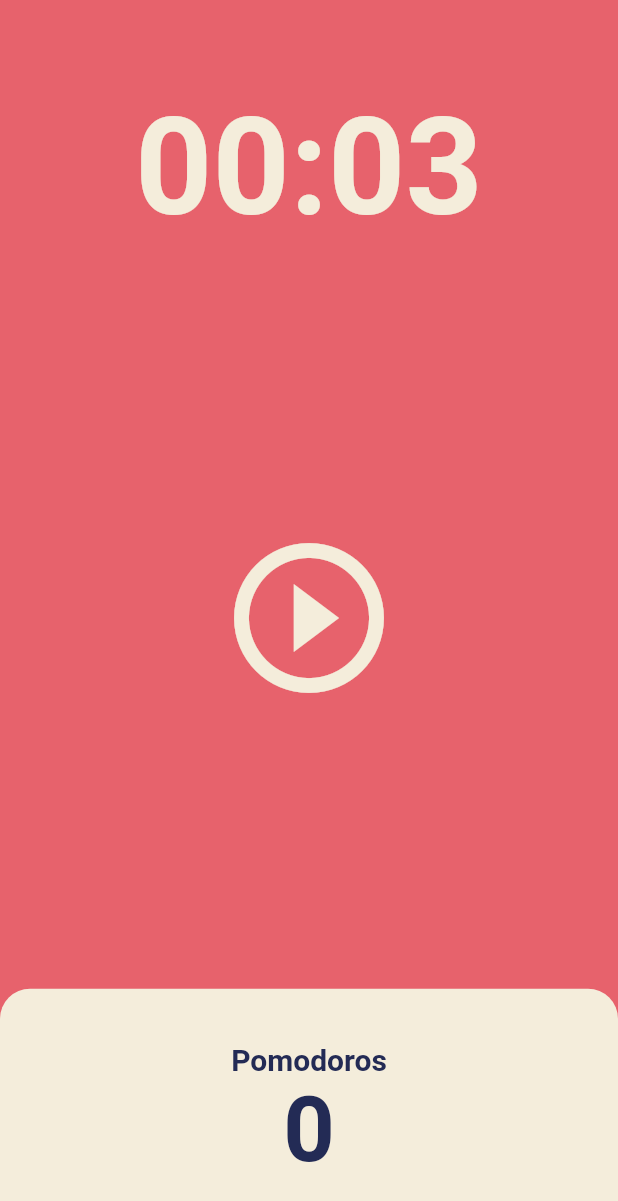
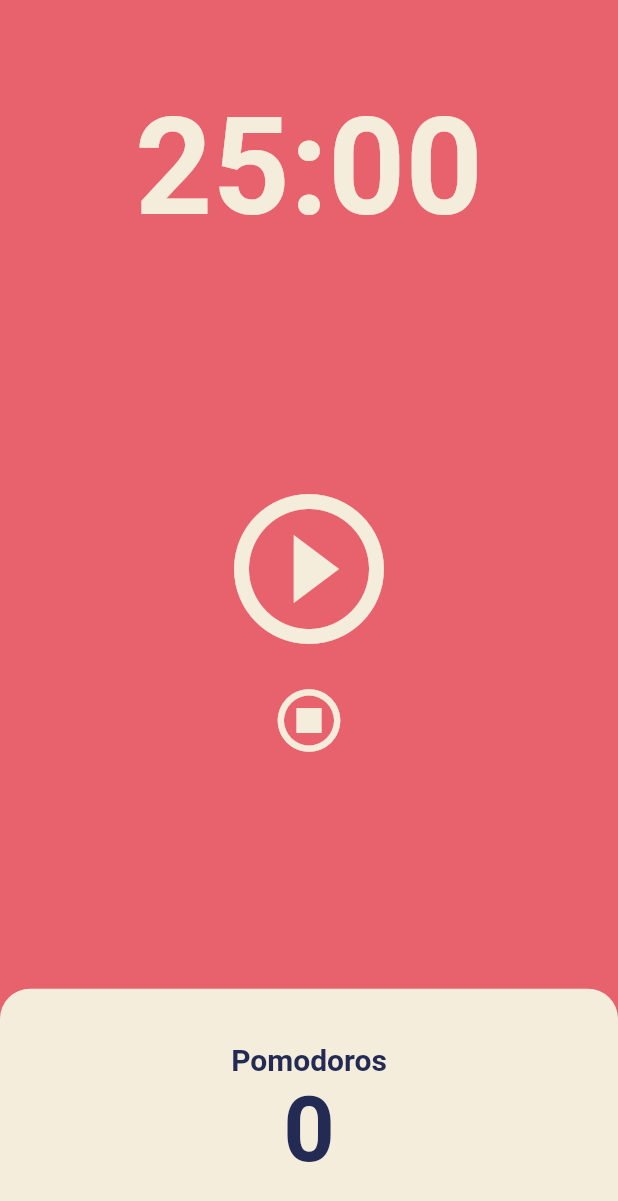
Before and after one commit to MindoongMinjun/pomodoro, a Flutter app: the screen it shows after launch, on a phone screen of 412 x 824 dp. Shown: the top 1201 px of the screen. Run offline on Flutter 3.47's test engine with Material 2 defaults, Android fonts, the phone set to English and light mode, and no system bars.

Commit message:
pomodoro_final

```diff
--- a/lib/screens/home_screen.dart
+++ b/lib/screens/home_screen.dart
@@ -9,7 +9,7 @@ class Homescreen extends StatefulWidget {
 }
 
 class _HomescreenState extends State<Homescreen> {
-  static const int twentyFive = 3;
+  static const int twentyFive = 1500;
   int totalSeconds = twentyFive;
   int totalPomodoros = 0;
   bool isRunning = true;
@@ -48,6 +48,15 @@ class _HomescreenState extends State<Homescreen> {
     }
   }
 
+  void onStopPressed() {
+    setState(() {
+      icon = const Icon(Icons.play_circle_outline_outlined);
+      totalSeconds = twentyFive;
+      timer.cancel();
+      isRunning = true;
+    });
+  }
+
   String format(int seconds) {
     var duration = Duration(seconds: seconds);
     return duration.toString().split('.').first.substring(2, 7);
@@ -74,13 +83,24 @@ class _HomescreenState extends State<Homescreen> {
           ),
           Flexible(
             flex: 3,
-            child: Center(
-              child: IconButton(
-                iconSize: 120,
-                color: Theme.of(context).cardColor,
-                onPressed: onPressed,
-                icon: icon,
-              ),
+            child: Column(
+              mainAxisAlignment: MainAxisAlignment.center,
+              children: [
+                IconButton(
+                  iconSize: 120,
+                  color: Theme.of(context).cardColor,
+                  onPressed: onPressed,
+                  icon: icon,
+                ),
+                IconButton(
+                  onPressed: onStopPressed,
+                  icon: const Icon(
+                    Icons.stop_circle_outlined,
+                  ),
+                  color: Theme.of(context).cardColor,
+                  iconSize: 50,
+                ),
+              ],
             ),
           ),
           Flexible(
```
